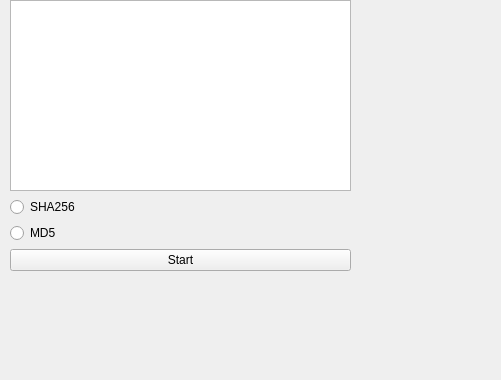
This is mainwindow.ui in wndr1nd/md5_sha256 as Qt 5 draws it before an edit; both pictures show x 0 to 501 and y 0 to 380 of the 800 by 600 pixel window. The edited form follows.
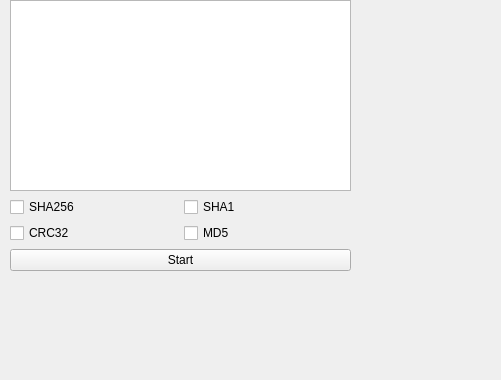
This is the edited form.

The edit to the form file:
```diff
--- a/mainwindow.ui
+++ b/mainwindow.ui
@@ -28,18 +28,36 @@
       <widget class="QListView" name="list"/>
      </item>
      <item>
-      <widget class="QRadioButton" name="sha256">
+      <layout class="QGridLayout" name="gridLayout">
+       <item row="0" column="0">
+        <widget class="QCheckBox" name="sha256">
        <property name="text">
         <string>SHA256</string>
        </property>
       </widget>
      </item>
-     <item>
-      <widget class="QRadioButton" name="md5">
+       <item row="0" column="1">
+        <widget class="QCheckBox" name="sha1">
+         <property name="text">
+          <string>SHA1</string>
+         </property>
+        </widget>
+       </item>
+       <item row="1" column="0">
+        <widget class="QCheckBox" name="crc32">
+         <property name="text">
+          <string>CRC32</string>
+         </property>
+        </widget>
+       </item>
+       <item row="1" column="1">
+        <widget class="QCheckBox" name="md5">
        <property name="text">
         <string>MD5</string>
        </property>
       </widget>
+       </item>
+      </layout>
      </item>
      <item>
       <widget class="QPushButton" name="pushButton">
```
Lines whose indentation alone changed are shown as unchanged.
